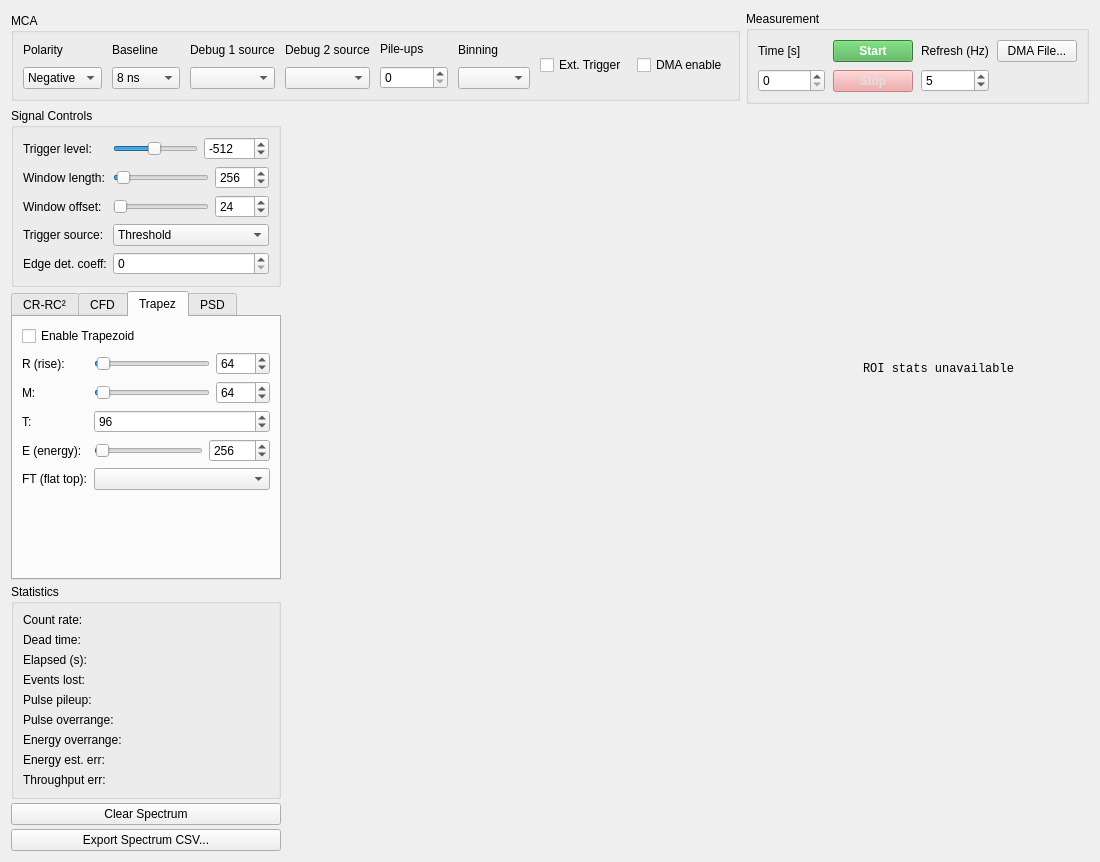
Above: forms/mca_view.ui from nucliflare/nlab-digitizer-community before the change. Below: the same form after it.
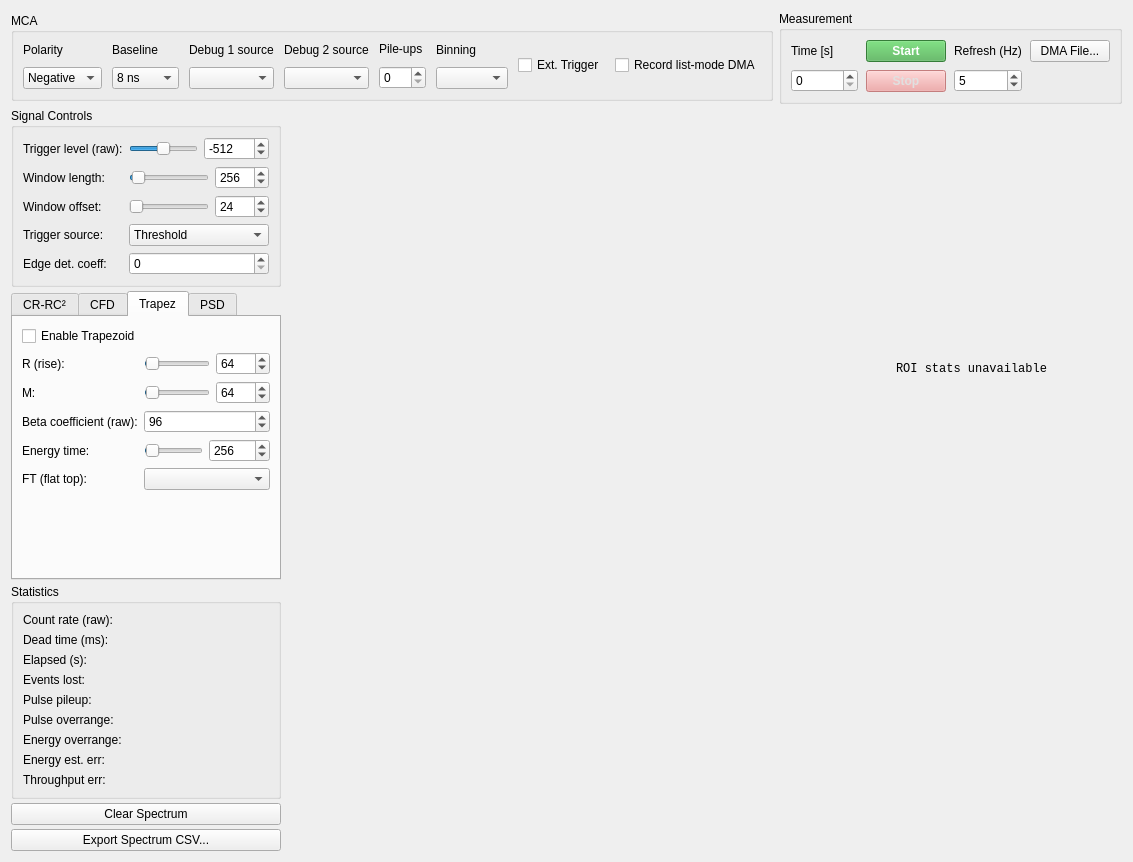
That is the form after the change. The open tabs and pages were chosen to show the change. Custom widgets are drawn as their Qt base class.

```diff
--- a/forms/mca_view.ui
+++ b/forms/mca_view.ui
@@ -126,7 +126,7 @@
 
         <item>
          <widget class="QCheckBox" name="cbDmaEnable">
-          <property name="text"><string>DMA enable</string></property>
+          <property name="text"><string>Record list-mode DMA</string></property>
          </widget>
         </item>
 
@@ -154,7 +154,7 @@
           <item>
            <widget class="QSpinBox" name="spinTimeLimit">
             <property name="minimum"><number>0</number></property>
-            <property name="maximum"><number>16777216</number></property>
+             <property name="maximum"><number>576460752</number></property>
            </widget>
           </item>
          </layout>
@@ -249,7 +249,7 @@
           <layout class="QFormLayout" name="formSignal">
            <item row="0" column="0">
             <widget class="QLabel" name="labelTriggerLevel">
-             <property name="text"><string>Trigger level:</string></property>
+             <property name="text"><string>Trigger level (raw):</string></property>
             </widget>
            </item>
            <item row="0" column="1">
@@ -543,7 +543,7 @@
              <layout class="QHBoxLayout" name="hTrapR">
               <item>
                <widget class="QSlider" name="sliderTrapR">
-                <property name="minimum"><number>0</number></property>
+                <property name="minimum"><number>16</number></property>
                 <property name="maximum"><number>4088</number></property>
                 <property name="singleStep"><number>8</number></property>
                 <property name="value"><number>64</number></property>
@@ -588,7 +588,7 @@
             </item>
             <item row="3" column="0">
              <widget class="QLabel" name="labelTrapT">
-              <property name="text"><string>T:</string></property>
+              <property name="text"><string>Beta coefficient (raw):</string></property>
              </widget>
             </item>
             <item row="3" column="1">
@@ -601,7 +601,7 @@
             </item>
             <item row="4" column="0">
              <widget class="QLabel" name="labelTrapE">
-              <property name="text"><string>E (energy):</string></property>
+              <property name="text"><string>Energy time:</string></property>
              </widget>
             </item>
             <item row="4" column="1">
@@ -737,7 +737,7 @@
           <layout class="QFormLayout" name="formStatistics">
            <item row="0" column="0">
             <widget class="QLabel" name="labelCountRateKey">
-             <property name="text"><string>Count rate:</string></property>
+             <property name="text"><string>Count rate (raw):</string></property>
             </widget>
            </item>
            <item row="0" column="1">
@@ -747,7 +747,7 @@
            </item>
            <item row="1" column="0">
             <widget class="QLabel" name="labelDeadTimeKey">
-             <property name="text"><string>Dead time:</string></property>
+             <property name="text"><string>Dead time (ms):</string></property>
             </widget>
            </item>
            <item row="1" column="1">
```
Left out of the diff: 14 changed lines with no effect on the pictures. Lines whose indentation alone changed are shown as unchanged.
